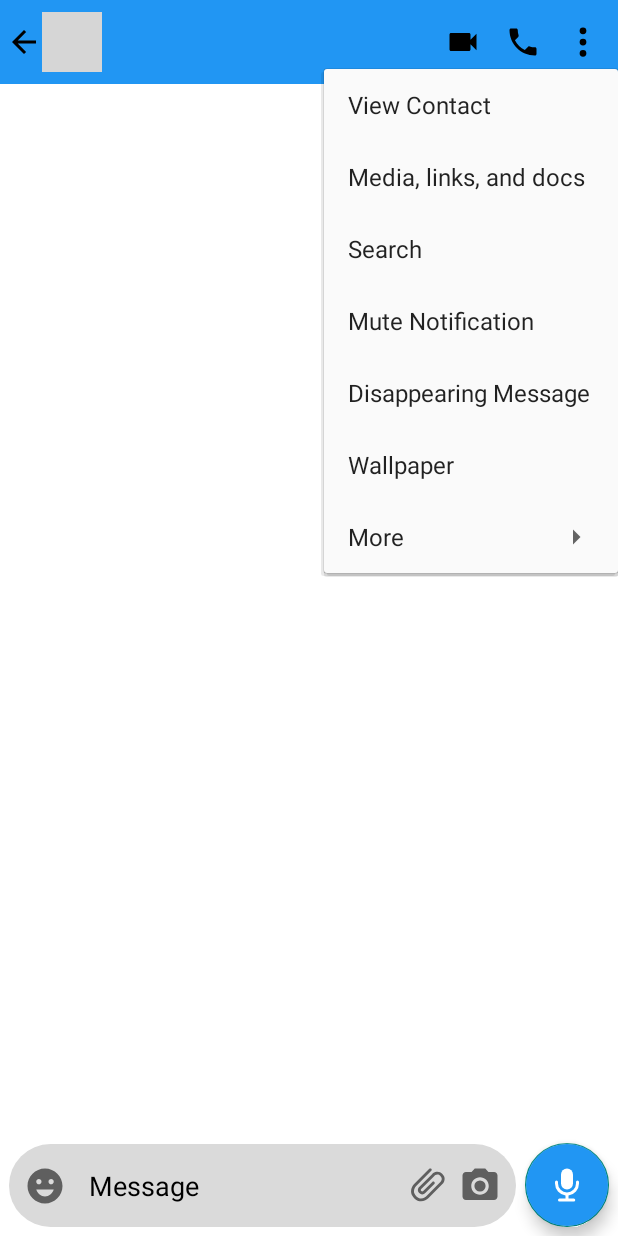
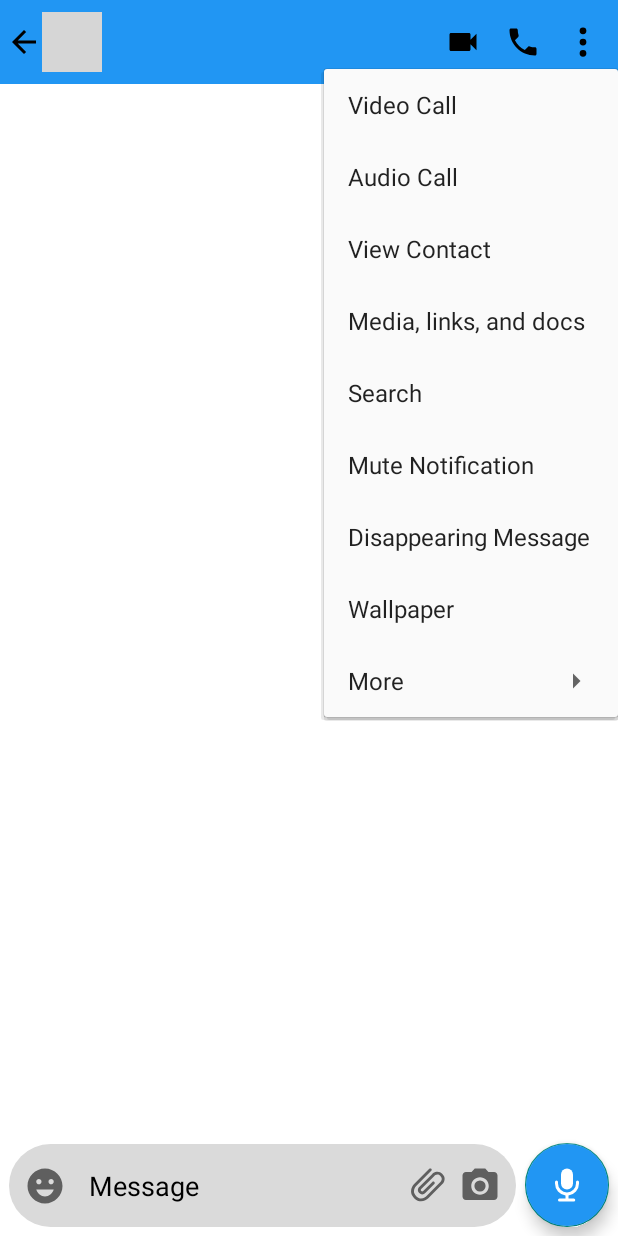
Before and after one commit to zeeshantaj/Massenger_App, an Android app: the ChatActivity screen opened directly, with no data from a screen before it, after a tap on an icon or button, on a phone screen of 412 x 824 dp. Run offline under Robolectric (Android 15) with nearby library versions, the phone set to English and light mode, and no system bars; our stand-ins replace CircleImageView, Firebase (no records; nobody signed in at launch, a user with empty details on screens opened directly); 1 statement that could not run was skipped; grey boxes are pictures that could not be loaded.

Commit message:
third3` commit

```diff
--- a/app/src/main/java/com/example/massenger_application/Chat/ChatActivity.java
+++ b/app/src/main/java/com/example/massenger_application/Chat/ChatActivity.java
@@ -2,19 +2,17 @@ package com.example.massenger_application.Chat;
 
 import androidx.annotation.NonNull;
 import androidx.appcompat.app.AppCompatActivity;
-import androidx.fragment.app.FragmentManager;
-import androidx.fragment.app.FragmentTransaction;
+import androidx.constraintlayout.widget.ConstraintLayout;
 import androidx.recyclerview.widget.LinearLayoutManager;
 import androidx.recyclerview.widget.RecyclerView;
 
 import android.content.Intent;
+import android.content.SharedPreferences;
 import android.os.Bundle;
 import android.text.Editable;
 import android.text.TextWatcher;
 import android.util.Log;
 import android.view.MenuInflater;
-import android.view.MenuItem;
-import android.view.MotionEvent;
 import android.view.View;
 import android.widget.EditText;
 import android.widget.FrameLayout;
@@ -26,7 +24,6 @@ import android.widget.Toast;
 
 import com.bumptech.glide.Glide;
 import com.example.massenger_application.Colors_fragment.Color_Selection_Activity;
-import com.example.massenger_application.Colors_fragment.Colors_Fragment;
 import com.example.massenger_application.R;
 import com.example.massenger_application.Utils.FirebaseUtils;
 import com.firebase.ui.firestore.FirestoreRecyclerOptions;
@@ -36,14 +33,9 @@ import com.google.android.gms.tasks.Task;
 import com.google.android.material.floatingactionbutton.FloatingActionButton;
 import com.google.firebase.Timestamp;
 import com.google.firebase.auth.FirebaseAuth;
-import com.google.firebase.database.DatabaseReference;
-import com.google.firebase.database.FirebaseDatabase;
 import com.google.firebase.firestore.DocumentReference;
-import com.google.firebase.firestore.FirebaseFirestore;
 import com.google.firebase.firestore.Query;
 
-import java.sql.Time;
-import java.util.ArrayList;
 import java.util.Arrays;
 
 import de.hdodenhof.circleimageview.CircleImageView;
@@ -60,7 +52,7 @@ public class ChatActivity extends AppCompatActivity {
     private String senderId,chatRoomId;
     private ChatRoomModel chatRoomModel;
     private ImageView menuItemBtn;
-    private FrameLayout fragmentContainer;
+    private ConstraintLayout chat_background_container;
     @Override
     protected void onCreate(Bundle savedInstanceState) {
         super.onCreate(savedInstanceState);
@@ -71,9 +63,9 @@ public class ChatActivity extends AppCompatActivity {
         name = findViewById(R.id.chat_name);
         userImg = findViewById(R.id.chat_img);
         cameraImg = findViewById(R.id.cameraImg);
+        chat_background_container = findViewById(R.id.chat_background_container);
         backBtn = findViewById(R.id.backLinearLayout);
         menuItemBtn = findViewById(R.id.chat_menuItem);
-        fragmentContainer = findViewById(R.id.fragmentContainer);
         setIconVisibility();
 
 
@@ -120,6 +112,7 @@ public class ChatActivity extends AppCompatActivity {
       initRecycler();
       CreateChatRoom();
       setMenuItem();
+      setColor();
     }
 
     private void setIconVisibility(){
@@ -227,9 +220,17 @@ public class ChatActivity extends AppCompatActivity {
                     // Handle menu item clicks here
                     int id = item.getItemId();
                     if (id == R.id.wallpaper) {
-                        startActivity(new Intent(ChatActivity.this, Color_Selection_Activity.class));
-                        Toast.makeText(ChatActivity.this, "wall clicked", Toast.LENGTH_SHORT).show();
+                      Intent intent = new Intent(ChatActivity.this, Color_Selection_Activity.class);
+                      intent.putExtra("chatId",chatRoomId);
+                      startActivity(intent);
                     }
+                    if (id == R.id.audioCall){
+                        Toast.makeText(ChatActivity.this, "Audio Call Feature Under Process", Toast.LENGTH_SHORT).show();
+                    }
+                    if (id == R.id.videoCall){
+                        Toast.makeText(ChatActivity.this, "Video Call Feature Under Process", Toast.LENGTH_SHORT).show();
+                    }
+
                 return true;
                 });
                 // Show the PopupMenu
@@ -237,4 +238,20 @@ public class ChatActivity extends AppCompatActivity {
             }
         });
     }
+    private void setColor(){
+        SharedPreferences sharedPreferences = getSharedPreferences("colorChangerPreference",MODE_PRIVATE);
+        int savedColor = sharedPreferences.getInt("color",-1);
+        String chatId = sharedPreferences.getString("chatId","");
+        if (!chatId.isEmpty() && chatId.equals(chatRoomId)){
+            chat_background_container.setBackgroundColor(savedColor);
+        }else {
+            chat_background_container.setBackgroundColor(getResources().getColor(R.color.white));
+        }
+    }
+
+    @Override
+    protected void onResume() {
+        super.onResume();
+        setColor();
+    }
 }
--- a/app/src/main/res/layout/activity_chat.xml
+++ b/app/src/main/res/layout/activity_chat.xml
@@ -7,11 +7,7 @@
     android:background="@color/white"
     tools:context=".Chat.ChatActivity"
     android:id="@+id/chat_background_container">
-    <FrameLayout
-        android:id="@+id/fragmentContainer"
-        android:layout_width="match_parent"
-        android:layout_height="match_parent"
-        android:visibility="gone" />
+
     <androidx.constraintlayout.widget.ConstraintLayout
         android:id="@+id/constraintLayout2"
         android:layout_width="match_parent"
@@ -52,6 +48,17 @@
                 android:src="@drawable/place_holder" />
         </LinearLayout>
 
+        <LinearLayout
+            android:id="@+id/otherPersonProfileLinearLay"
+            android:layout_width="0dp"
+            android:layout_height="wrap_content"
+            android:orientation="vertical"
+            android:layout_marginStart="5dp"
+            android:foreground="?android:selectableItemBackground"
+            app:layout_constraintBottom_toBottomOf="@+id/backLinearLayout"
+            app:layout_constraintStart_toEndOf="@+id/backLinearLayout"
+            app:layout_constraintTop_toTopOf="@+id/backLinearLayout">
+
             <TextView
                 android:id="@+id/chat_name"
                 android:layout_width="wrap_content"
@@ -59,36 +66,19 @@
                 android:gravity="center"
                 android:text="Name"
                 android:textColor="@color/black"
-            android:textSize="20sp"
-            app:layout_constraintBottom_toTopOf="@+id/chat_lastSeen"
-            app:layout_constraintStart_toStartOf="@+id/chat_lastSeen"
-            app:layout_constraintTop_toTopOf="@+id/backLinearLayout" />
+                android:textSize="18sp" />
 
             <TextView
                 android:id="@+id/chat_lastSeen"
-            android:layout_width="0dp"
+                android:layout_width="wrap_content"
                 android:layout_height="wrap_content"
                 android:singleLine="true"
                 android:text="last seen 10:01:2024 11:39:pm"
                 android:textColor="@color/black"
-            android:textSize="12sp"
-            app:layout_constraintBottom_toBottomOf="@+id/backLinearLayout"
-            app:layout_constraintEnd_toStartOf="@+id/imageView3"
-            app:layout_constraintStart_toEndOf="@+id/backLinearLayout" />
-
-        <LinearLayout
-            android:id="@+id/linearLayout"
-            android:layout_width="wrap_content"
-            android:layout_height="match_parent"
-            android:layout_marginEnd="10dp"
-            android:orientation="horizontal"
-            android:weightSum="3"
-            app:layout_constraintBottom_toBottomOf="parent"
-            app:layout_constraintEnd_toEndOf="parent"
-            app:layout_constraintTop_toTopOf="parent">
+                android:textSize="12sp" />
+        </LinearLayout>
 
 
-        </LinearLayout>
 
         <ImageView
             android:id="@+id/imageView2"
--- a/app/src/main/res/layout/chat_layout.xml
+++ b/app/src/main/res/layout/chat_layout.xml
@@ -2,7 +2,7 @@
 <RelativeLayout xmlns:android="http://schemas.android.com/apk/res/android"
     android:layout_width="match_parent"
     android:layout_height="wrap_content"
-    android:background="@color/white"
+    android:background="@android:color/transparent"
     android:layout_margin="10dp"
     xmlns:app="http://schemas.android.com/apk/res-auto">
 
--- a/app/src/main/res/menu/chat_options_menu.xml
+++ b/app/src/main/res/menu/chat_options_menu.xml
@@ -2,6 +2,16 @@
 <menu xmlns:android="http://schemas.android.com/apk/res/android"
     xmlns:app="http://schemas.android.com/apk/res-auto">
 
+    <item
+        android:id="@+id/videoCall"
+        android:title="Video Call"
+        android:icon="@drawable/video_call_icon"
+        app:showAsAction="always"/>
+    <item
+        android:id="@+id/audioCall"
+        android:title="Audio Call"
+        android:icon="@drawable/phone_icon"
+        app:showAsAction="always"/>
     <item
         android:id="@+id/viewContact"
         android:title="View Contact"
--- a/app/src/main/res/values-night/themes.xml
+++ b/app/src/main/res/values-night/themes.xml
@@ -3,6 +3,8 @@
     <style name="Base.Theme.Massenger_Application" parent="Theme.MaterialComponents.DayNight.NoActionBar.Bridge">
         <!-- Customize your dark theme here. -->
         <!-- <item name="colorPrimary">@color/my_dark_primary</item> -->
+        <item name="background">@color/black</item>
+        <item name="textFillColor">@color/white</item>
     </style>
     <style name="OutlinedBoxStyle_Normal" parent="Widget.MaterialComponents.TextInputLayout.OutlinedBox">
         <item name="boxStrokeColor">@color/blue</item>
--- a/app/src/main/res/values/themes.xml
+++ b/app/src/main/res/values/themes.xml
@@ -3,6 +3,8 @@
     <style name="Base.Theme.Massenger_Application" parent="Theme.MaterialComponents.DayNight.NoActionBar.Bridge">
         <!-- Customize your light theme here. -->
         <!-- <item name="colorPrimary">@color/my_light_primary</item> -->
+        <item name="background">@color/white</item>
+        <item name="textFillColor">@color/black</item>
     </style>
 
     <style name="Theme.Massenger_Application" parent="Base.Theme.Massenger_Application" />
```
Also changed, not shown: app/src/main/AndroidManifest.xml (+6 -3 lines), app/src/main/java/com/example/massenger_application/Colors_fragment/Color_Selection_Activity.java (+18 -30 lines), app/src/main/java/com/example/massenger_application/Home/Settings_Home_Fragment.java (renamed from app/src/main/java/com/example/massenger_application/Colors_fragment/Colors_Fragment.java, +3 -14 lines), app/src/main/java/com/example/massenger_application/MainActivity.java (+41 -1 lines), app/src/main/java/com/example/massenger_application/Settings/Setting_Activity.java (added, +43 -0 lines), app/src/main/res/layout/activity_setting.xml (added, +29 -0 lines), app/src/main/res/layout/colors_fragment.xml (deleted, +0 -298 lines), app/src/main/res/layout/setting_home_fragment.xml (added, +99 -0 lines), app/src/main/res/menu/main_menu_items.xml (added, +32 -0 lines). Lines whose indentation alone changed are shown as unchanged.
